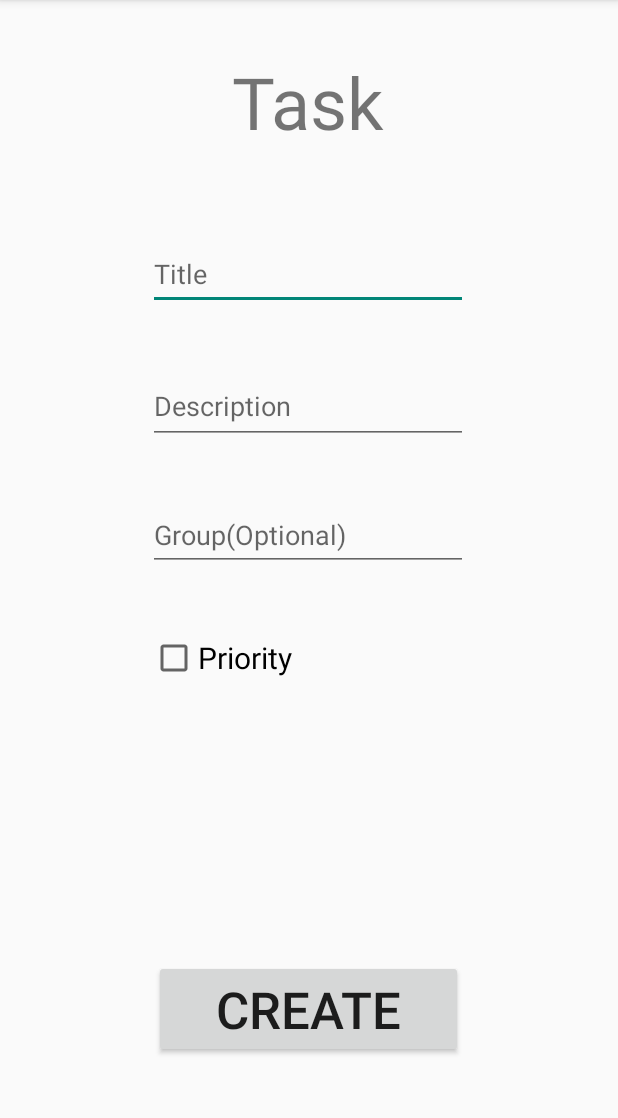
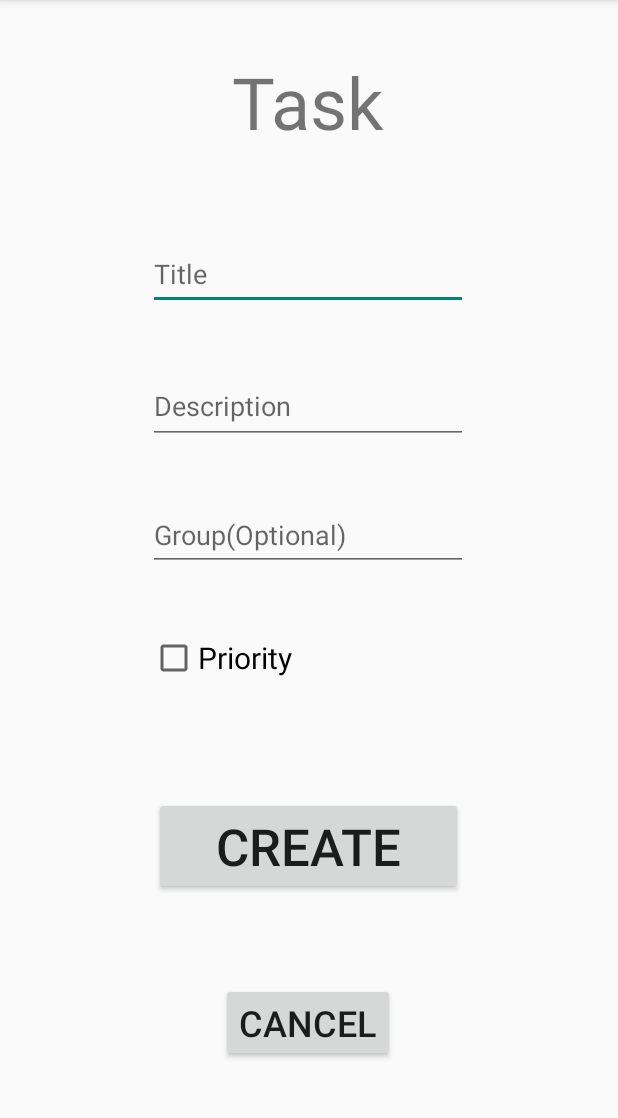
Before and after one commit to L0rdxavi97/Mind-TaskFlow, an Android app: the create_task screen opened directly, with no data from a screen before it, on a phone screen of 412 x 824 dp, the part 84-1202 px from its top. Run offline under Robolectric (Android 15) with nearby library versions, the phone set to English and light mode, and no system bars; our stand-ins replace Volley; network calls fail.

Commit message:
btn cancel at aactivities commit

```diff
--- a/ProyectoMind&TaskFlow/app/src/main/java/com/example/proyectomindtaskflow/create_task.java
+++ b/ProyectoMind&TaskFlow/app/src/main/java/com/example/proyectomindtaskflow/create_task.java
@@ -21,7 +21,7 @@ public class create_task extends AppCompatActivity {
     public EditText titulo,descripcion,grupo;
     public CheckBox prioridad;
     private static final String PREFS_NAME = "MyPrefsFile";
-    public Button boton;
+    public Button boton,btncan;
 
     @Override
     protected void onCreate(Bundle savedInstanceState) {
@@ -35,6 +35,7 @@ public class create_task extends AppCompatActivity {
         grupo=findViewById(R.id.grptask);
         int id=getint(this,"user_id",0);
         boton=findViewById(R.id.crttaskbtn);
+        btncan=findViewById(R.id.btncanceltask);
         boton.setOnClickListener(new View.OnClickListener() {
             @Override
             public void onClick(View v) {
@@ -57,6 +58,13 @@ public class create_task extends AppCompatActivity {
                 }
             }
         });
+
+        btncan.setOnClickListener(new View.OnClickListener() {
+            @Override
+            public void onClick(View v) {
+                intento();
+            }
+        });
     }
 
     public static int getint(Context context, String key, int defaultValue) {
--- a/ProyectoMind&TaskFlow/app/src/main/res/layout/activity_create_task.xml
+++ b/ProyectoMind&TaskFlow/app/src/main/res/layout/activity_create_task.xml
@@ -74,10 +74,10 @@
         android:textSize="34sp"
         app:layout_constraintBottom_toBottomOf="parent"
         app:layout_constraintEnd_toEndOf="parent"
-        app:layout_constraintHorizontal_bias="0.498"
+        app:layout_constraintHorizontal_bias="0.497"
         app:layout_constraintStart_toStartOf="parent"
         app:layout_constraintTop_toTopOf="parent"
-        app:layout_constraintVertical_bias="0.911" />
+        app:layout_constraintVertical_bias="0.756" />
 
     <CheckBox
         android:id="@+id/priortask"
@@ -91,4 +91,17 @@
         app:layout_constraintStart_toStartOf="parent"
         app:layout_constraintTop_toTopOf="parent"
         app:layout_constraintVertical_bias="0.576" />
+
+    <Button
+        android:id="@+id/btncanceltask"
+        android:layout_width="wrap_content"
+        android:layout_height="wrap_content"
+        android:text="@string/cancel"
+        android:textSize="24sp"
+        app:layout_constraintBottom_toBottomOf="parent"
+        app:layout_constraintEnd_toEndOf="parent"
+        app:layout_constraintHorizontal_bias="0.498"
+        app:layout_constraintStart_toStartOf="parent"
+        app:layout_constraintTop_toTopOf="parent"
+        app:layout_constraintVertical_bias="0.916" />
 </androidx.constraintlayout.widget.ConstraintLayout>
--- a/ProyectoMind&TaskFlow/app/src/main/res/values/strings.xml
+++ b/ProyectoMind&TaskFlow/app/src/main/res/values/strings.xml
@@ -13,4 +13,5 @@
     <string name="crt">Create</string>
     <string name="prit">Priority</string>
     <string name="hint">Hint</string>
+    <string name="cancel">Cancel</string>
 </resources>
```
Also changed, not shown: ProyectoMind&TaskFlow/app/src/main/java/com/example/proyectomindtaskflow/create_idea.java (+9 -1 lines), ProyectoMind&TaskFlow/app/src/main/java/com/example/proyectomindtaskflow/create_user_activity.java (+8 -0 lines), ProyectoMind&TaskFlow/app/src/main/res/layout/activity_create_idea.xml (+14 -1 lines), ProyectoMind&TaskFlow/app/src/main/res/layout/activity_create_user.xml (+14 -1 lines).
